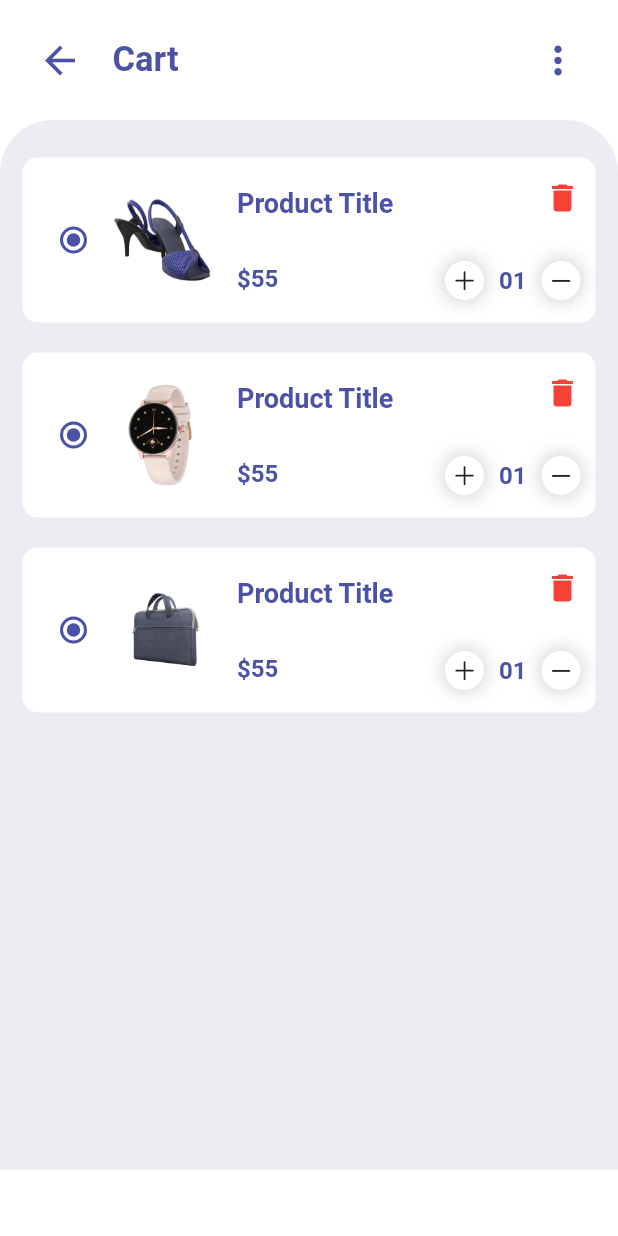
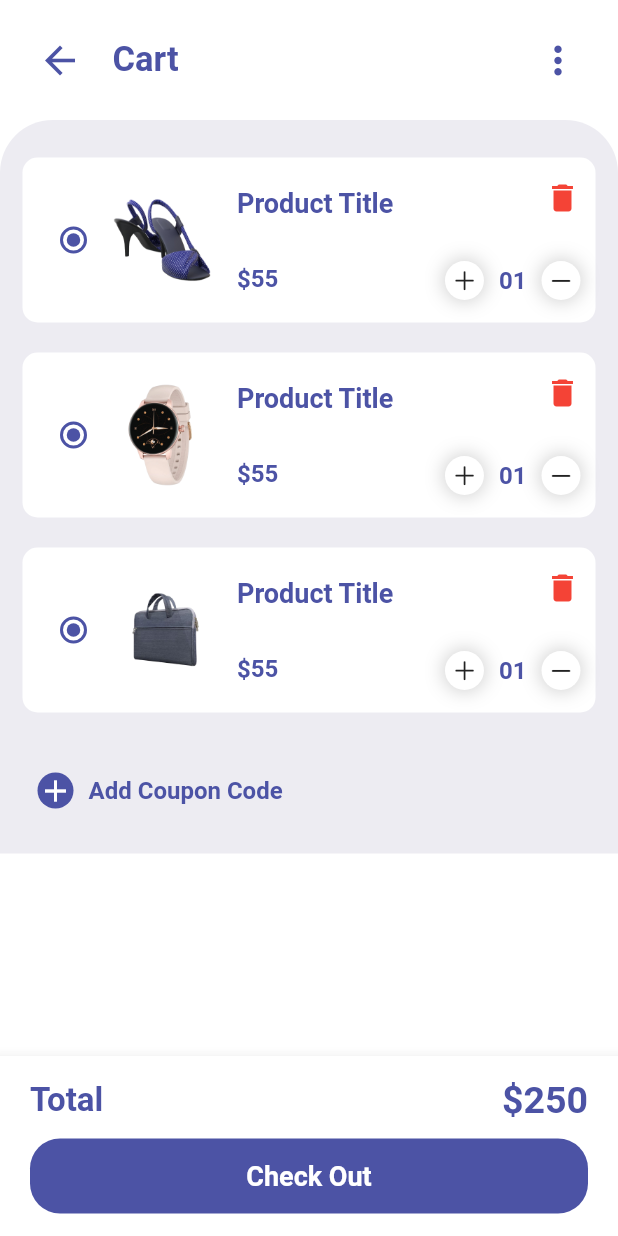
Before and after one commit to sm-aminul-islam/Shopping-App-UI-Design, a Flutter app: the CartPage screen opened by its route, on a phone screen of 412 x 824 dp. Run offline on Flutter 3.47's test engine with Material 2 defaults, Android fonts, the phone set to English and light mode, and no system bars; our stand-ins replace badges, curved_navigation_bar, flutter_rating_bar; missing offline and left inert: clippy_flutter.

Commit message:
Shopping App Ui complete

```diff
--- a/shopping_app/lib/main.dart
+++ b/shopping_app/lib/main.dart
@@ -1,6 +1,7 @@
 import 'package:flutter/material.dart';
 import 'package:shopping_app/pages/cartPage.dart';
 import 'package:shopping_app/pages/homepage.dart';
+import 'package:shopping_app/pages/itempage.dart';
 
 void main() {
   runApp(const MyApp());
@@ -19,6 +20,7 @@ class MyApp extends StatelessWidget {
       routes: {
         "/": (context) => Homepage(),
         "cartPage": (context) => CartPage(),
+        "itemPage": (context) => ItemPage(),
       },
     );
   }
--- a/shopping_app/lib/pages/cartPage.dart
+++ b/shopping_app/lib/pages/cartPage.dart
@@ -1,5 +1,6 @@
 import 'package:flutter/material.dart';
 import 'package:shopping_app/widgets/cartAppbar.dart';
+import 'package:shopping_app/widgets/cartBottomNavBar.dart';
 import 'package:shopping_app/widgets/cartItemSamples.dart';
 
 class CartPage extends StatelessWidget {
@@ -12,7 +13,6 @@ class CartPage extends StatelessWidget {
         children: [
           CartAppbar(),
           Container(
-            height: 700,
             padding: EdgeInsets.only(top: 15),
             decoration: BoxDecoration(
               color: Color(0xFFEDECF2),
@@ -21,12 +21,46 @@ class CartPage extends StatelessWidget {
                 topRight: Radius.circular(35),
               ),
             ),
-            child: Column(children: [
-              CartItemSamples(),
-            ]),
-          )
+            child: Column(
+              children: [
+                CartItemSamples(),
+                Container(
+                  // decoration: BoxDecoration(
+                  //   borderRadius: BorderRadius.circular(10),
+                  // ),
+                  margin: EdgeInsets.symmetric(vertical: 20, horizontal: 15),
+                  padding: EdgeInsets.all(10),
+                  child: Row(
+                    children: [
+                      Container(
+                        decoration: BoxDecoration(
+                          color: Color(0xFF4C53A5),
+                          borderRadius: BorderRadius.circular(20),
+                        ),
+                        child: Icon(
+                          Icons.add,
+                          color: Colors.white,
+                        ),
+                      ),
+                      Padding(
+                        padding: EdgeInsets.symmetric(horizontal: 10),
+                        child: Text(
+                          "Add Coupon Code",
+                          style: TextStyle(
+                              color: Color(0xFF4C53A5),
+                              fontWeight: FontWeight.bold,
+                              fontSize: 16),
+                        ),
+                      )
+                    ],
+                  ),
+                ),
+              ],
+            ),
+          ),
         ],
       ),
+      bottomNavigationBar: CartBottomNavBar(),
     );
   }
 }
--- /dev/null
+++ b/shopping_app/lib/widgets/cartBottomNavBar.dart
@@ -0,0 +1,56 @@
+import 'package:flutter/material.dart';
+
+class CartBottomNavBar extends StatelessWidget {
+  const CartBottomNavBar({super.key});
+
+  @override
+  Widget build(BuildContext context) {
+    return BottomAppBar(
+      child: Container(
+        padding: EdgeInsets.symmetric(horizontal: 20, vertical: 15),
+        height: 120,
+        child: Column(
+          mainAxisAlignment: MainAxisAlignment.spaceBetween,
+          children: [
+            Row(
+              mainAxisAlignment: MainAxisAlignment.spaceBetween,
+              children: [
+                Text(
+                  "Total",
+                  style: TextStyle(
+                    color: Color(0xFF4C53A5),
+                    fontSize: 22,
+                    fontWeight: FontWeight.bold,
+                  ),
+                ),
+                Text(
+                  "\$250",
+                  style: TextStyle(
+                      fontSize: 25,
+                      fontWeight: FontWeight.bold,
+                      color: Color(0xFF4C53A5)),
+                )
+              ],
+            ),
+            Container(
+              alignment: Alignment.center,
+              height: 50,
+              width: double.infinity,
+              decoration: BoxDecoration(
+                color: Color(0xFF4C53A5),
+                borderRadius: BorderRadius.circular(20),
+              ),
+              child: Text(
+                "Check Out",
+                style: TextStyle(
+                    fontSize: 18,
+                    fontWeight: FontWeight.bold,
+                    color: Colors.white),
+              ),
+            )
+          ],
+        ),
+      ),
+    );
+  }
+}
--- a/shopping_app/lib/widgets/itemWidget.dart
+++ b/shopping_app/lib/widgets/itemWidget.dart
@@ -6,7 +6,7 @@ class ItemWidget extends StatelessWidget {
   @override
   Widget build(BuildContext context) {
     return GridView.count(
-      childAspectRatio: 0.68,
+      childAspectRatio: 0.64,
       crossAxisCount: 2,
       shrinkWrap: true,
       physics: NeverScrollableScrollPhysics(),
@@ -45,7 +45,9 @@ class ItemWidget extends StatelessWidget {
                   ],
                 ),
                 InkWell(
-                  onTap: () {},
+                  onTap: () {
+                    Navigator.pushNamed(context, "itemPage");
+                  },
                   child: Container(
                     margin: EdgeInsets.all(10),
                     child: Image.asset(
--- a/shopping_app/pubspec.yaml
+++ b/shopping_app/pubspec.yaml
@@ -37,6 +37,8 @@ dependencies:
   cupertino_icons: ^1.0.2
   badges: ^2.0.3
   curved_navigation_bar: ^1.0.1
+  clippy_flutter: ^2.0.0-nullsafety.1
+  flutter_rating_bar: ^4.0.1
 
 dev_dependencies:
   flutter_test:
```
Also changed, not shown: shopping_app/lib/pages/itempage.dart (added, +238 -0 lines), shopping_app/lib/widgets/itemAppBar.dart (added, +40 -0 lines), shopping_app/lib/widgets/itemBottomNavBar.dart (added, +61 -0 lines), shopping_app/pubspec.lock.
